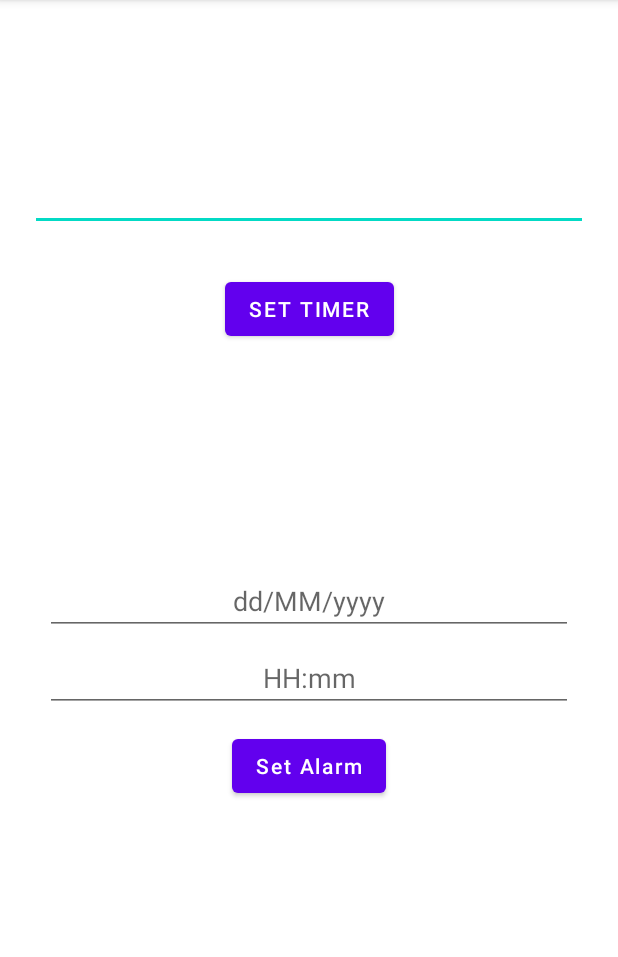
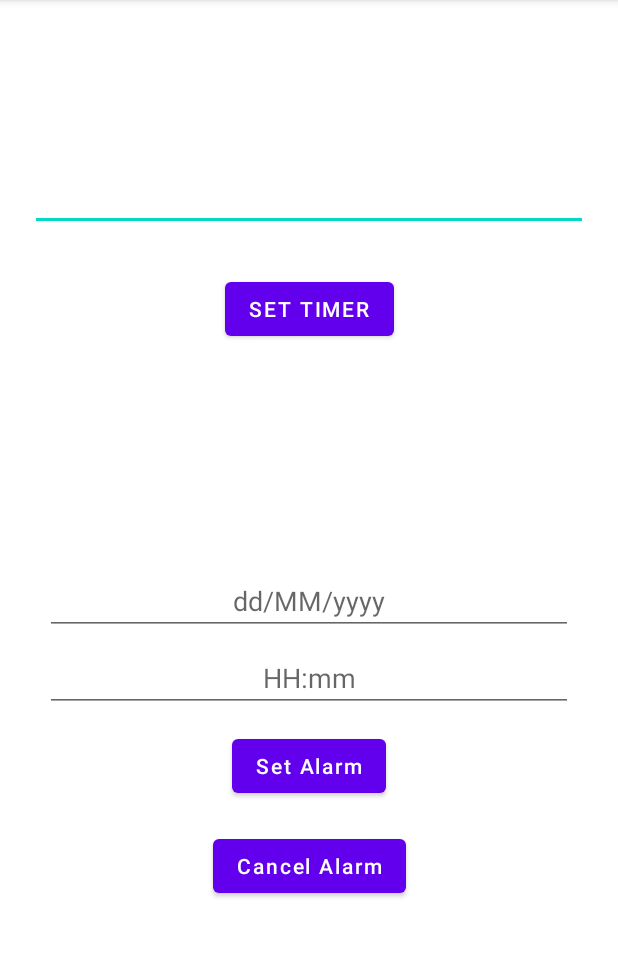
Before and after one commit to yashprakashinfotech/My-Alarm, an Android app: the screen it shows after launch (MainActivity), on a phone screen of 412 x 824 dp, the part 84-1041 px from its top. Run offline under Robolectric (Android 15) with nearby library versions, the phone set to English and light mode, and no system bars.

Commit message:
Notification Alarm Working

```diff
--- a/app/src/main/java/com/yash/myalarm/MainActivity.kt
+++ b/app/src/main/java/com/yash/myalarm/MainActivity.kt
@@ -1,16 +1,17 @@
 package com.yash.myalarm
 
 import android.annotation.SuppressLint
-import android.app.AlarmManager
-import android.app.DatePickerDialog
-import android.app.PendingIntent
+import android.app.*
 import android.content.Context
 import android.content.Intent
-import androidx.appcompat.app.AppCompatActivity
+import android.os.Build
 import android.os.Bundle
 import android.text.format.DateFormat
+import android.util.Log
 import android.widget.Button
 import android.widget.EditText
+import android.widget.Toast
+import androidx.appcompat.app.AppCompatActivity
 import com.google.android.material.timepicker.MaterialTimePicker
 import com.google.android.material.timepicker.TimeFormat
 import java.text.SimpleDateFormat
@@ -19,23 +20,32 @@ import java.util.*
 class MainActivity : AppCompatActivity() {
 
     private lateinit var etTime : EditText
-    lateinit var btnAlarm : Button
+    private lateinit var btnTimer : Button
+    private lateinit var btnAlarm : Button
+    private lateinit var btnCancel : Button
 
     private lateinit var etMTimePicker : EditText
     private lateinit var etDatePicker : EditText
 
+    lateinit var myAlarm :MyAlarmReceiver
+
     private val ALARM_REQUEST_CODE = 100
 
+    lateinit var alarmManager : AlarmManager
+    lateinit var pi : PendingIntent
     @SuppressLint("UnspecifiedImmutableFlag")
     override fun onCreate(savedInstanceState: Bundle?) {
         super.onCreate(savedInstanceState)
         setContentView(R.layout.activity_main)
 
         initView()
+
+        createNotificationChannel()
+
         datePicker()
-        val alarmManager : AlarmManager = getSystemService(Context.ALARM_SERVICE) as AlarmManager
+        alarmManager = getSystemService(Context.ALARM_SERVICE) as AlarmManager
 
-        btnAlarm.setOnClickListener {
+        btnTimer.setOnClickListener {
 
             val t = etTime.text.toString()
             val time = t.toInt()
@@ -49,6 +59,42 @@ class MainActivity : AppCompatActivity() {
             alarmManager.set(AlarmManager.RTC_WAKEUP,triggerTime, pi)
         }
 
+        btnAlarm.setOnClickListener {
+
+            val etDate = etDatePicker.text.toString()
+            val etTime = etMTimePicker.text.toString()
+
+            if (etDate.isNotEmpty() && etTime.isNotEmpty()){
+
+                val myDate = "$etDate $etTime:00"
+//            val myDate = "2014/10/29 18:10:45"
+                val sdf = SimpleDateFormat("yyyy-MM-dd HH:mm:ss")
+                val date = sdf.parse(myDate)
+                val millis = date?.time
+                Log.d("boss","$millis")
+
+                val iBroadCast = Intent(this,MyTimerReceiver::class.java)
+
+                pi = PendingIntent.getBroadcast(this,ALARM_REQUEST_CODE,iBroadCast,PendingIntent.FLAG_UPDATE_CURRENT)
+
+                alarmManager.set(AlarmManager.RTC_WAKEUP,millis!!, pi)
+                Toast.makeText(this,"Alarm Set!",Toast.LENGTH_SHORT).show()
+            }else{
+                Toast.makeText(this,"Please select Date And Time!",Toast.LENGTH_SHORT).show()
+            }
+
+        }
+        btnCancel.setOnClickListener {
+
+
+
+            val intent = Intent(this,MyAlarmReceiver::class.java)
+            pi = PendingIntent.getBroadcast(this,ALARM_REQUEST_CODE,intent,0)
+            alarmManager.cancel(pi)
+            Toast.makeText(this,"Alarm Cancelled",Toast.LENGTH_SHORT).show()
+        }
+
+
         etMTimePicker.setOnClickListener {
 
             mTimePicker()
@@ -58,11 +104,30 @@ class MainActivity : AppCompatActivity() {
 
     }
 
+    private fun createNotificationChannel(){
+
+        if (Build.VERSION.SDK_INT >= Build.VERSION_CODES.O){
+
+            val name : CharSequence = "Alarm Reminder"
+            val description = "Channel For Alarm Manager"
+            val importance = NotificationManager.IMPORTANCE_HIGH
+            val channel = NotificationChannel("alarmId",name,importance)
+            channel.description = description
+            val notificationManager = getSystemService(NotificationManager::class.java)
+
+            notificationManager.createNotificationChannel(channel)
+        }
+    }
+
     private fun initView(){
-        btnAlarm = findViewById(R.id.btnTimer)
+        btnTimer = findViewById(R.id.btnTimer)
+        btnAlarm = findViewById(R.id.btnAlarm)
+        btnCancel = findViewById(R.id.btnCancel)
         etMTimePicker = findViewById(R.id.etMTimePicker)
         etDatePicker = findViewById(R.id.etDatePicker)
         etTime = findViewById(R.id.etTime)
+
+        myAlarm = MyAlarmReceiver()
     }
 
     private fun mTimePicker(){
@@ -89,7 +154,7 @@ class MainActivity : AppCompatActivity() {
         mTimePicker.addOnPositiveButtonClickListener {
             val hour = mTimePicker.hour
             val minute = mTimePicker.minute
-            etMTimePicker.setText(String.format("%02d : %02d",hour,minute))
+            etMTimePicker.setText(String.format("%02d:%02d",hour,minute))
         }
 
     }
@@ -112,7 +177,8 @@ class MainActivity : AppCompatActivity() {
                 cal.set(Calendar.YEAR, year)
                 cal.set(Calendar.MONTH, month)
                 cal.set(Calendar.DAY_OF_MONTH, day)
-                val myFormat = "dd-MM-yyyy"
+                val myFormat = "yyyy-MM-dd"
+//                val myFormat = "dd-MM-yyyy"
                 val dateFormat = SimpleDateFormat(myFormat, Locale.US)
                 etDatePicker.setText(dateFormat.format(cal.time))    // Set Date in EditText
 //                val timeMills = cal1.timeInMillis
@@ -129,7 +195,7 @@ class MainActivity : AppCompatActivity() {
             )
 
             //for max date set (At current Time & Date)
-            dateDialog.datePicker.maxDate = cal1.timeInMillis
+            dateDialog.datePicker.minDate = cal1.timeInMillis
             dateDialog.show()
 
         }
--- a/app/src/main/java/com/yash/myalarm/MyAlarmListener.kt
+++ b/app/src/main/java/com/yash/myalarm/MyAlarmReceiver.kt
@@ -6,14 +6,17 @@ import android.content.Intent
 import android.media.MediaPlayer
 import android.provider.Settings
 
-class MyAlarmListener : BroadcastReceiver() {
+class MyAlarmReceiver : BroadcastReceiver() {
 
+//    companion object{
+//        private lateinit var mp : MediaPlayer
+//    }
     private lateinit var mp : MediaPlayer
     override fun onReceive(context : Context?, intent : Intent?) {
 
         mp = MediaPlayer.create(context, Settings.System.DEFAULT_RINGTONE_URI)
         mp.isLooping = true
         mp.start()
+    }
 
-    }
 }
--- /dev/null
+++ b/app/src/main/res/drawable/ic_notifications.xml
@@ -0,0 +1,5 @@
+<vector android:height="24dp" android:tint="#000000"
+    android:viewportHeight="24" android:viewportWidth="24"
+    android:width="24dp" xmlns:android="http://schemas.android.com/apk/res/android">
+    <path android:fillColor="@android:color/white" android:pathData="M12,22c1.1,0 2,-0.9 2,-2h-4c0,1.1 0.89,2 2,2zM18,16v-5c0,-3.07 -1.64,-5.64 -4.5,-6.32L13.5,4c0,-0.83 -0.67,-1.5 -1.5,-1.5s-1.5,0.67 -1.5,1.5v0.68C7.63,5.36 6,7.92 6,11v5l-2,2v1h16v-1l-2,-2z"/>
+</vector>
--- a/app/src/main/res/layout/activity_main.xml
+++ b/app/src/main/res/layout/activity_main.xml
@@ -84,4 +84,17 @@
         app:layout_constraintVertical_bias="0.05"
         tools:ignore="HardcodedText" />
 
+    <Button
+        android:id="@+id/btnCancel"
+        android:layout_width="wrap_content"
+        android:layout_height="wrap_content"
+        android:text="Cancel Alarm"
+        android:textAllCaps="false"
+        app:layout_constraintBottom_toBottomOf="parent"
+        app:layout_constraintEnd_toEndOf="parent"
+        app:layout_constraintStart_toStartOf="parent"
+        app:layout_constraintTop_toBottomOf="@+id/btnAlarm"
+        app:layout_constraintVertical_bias="0.1"
+        tools:ignore="HardcodedText" />
+
 </androidx.constraintlayout.widget.ConstraintLayout>
```
Also changed, not shown: app/src/main/AndroidManifest.xml (+6 -4 lines), app/src/main/java/com/yash/myalarm/MyTimerReceiver.kt (+25 -4 lines), app/src/main/java/com/yash/myalarm/StopActivity.kt (added, +30 -0 lines), app/src/main/res/layout/activity_stop.xml (added, +19 -0 lines).
